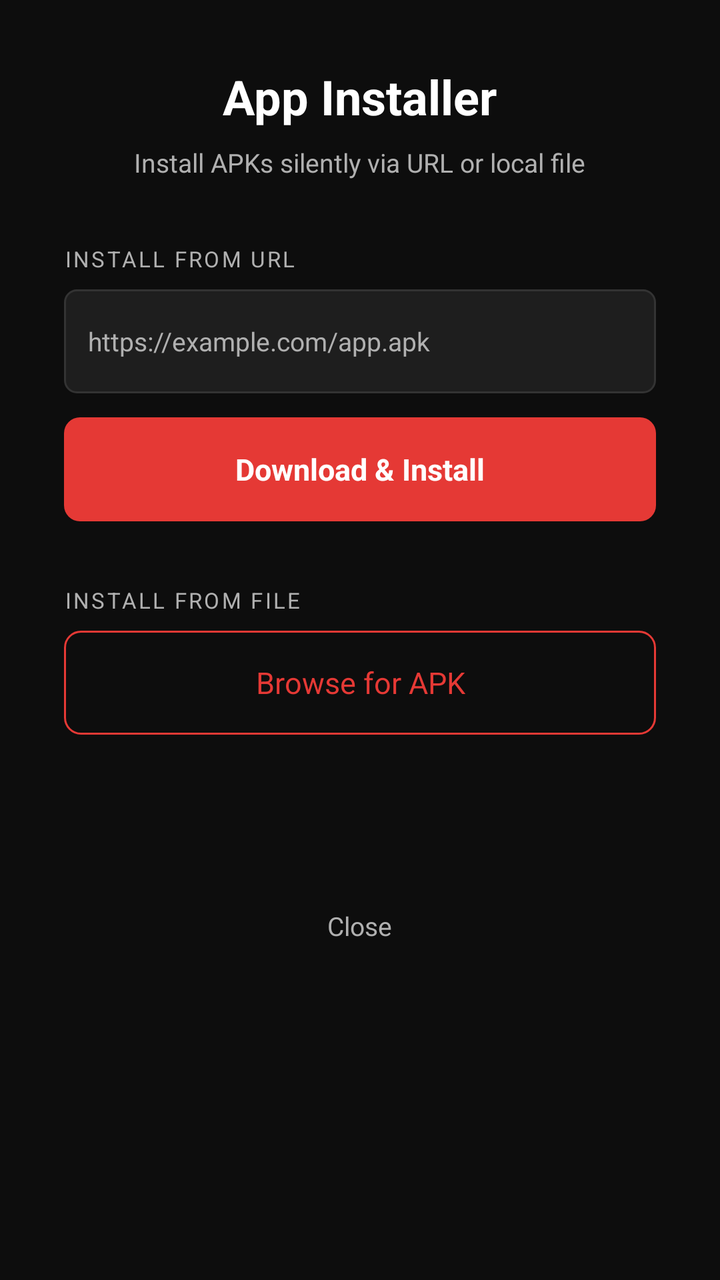
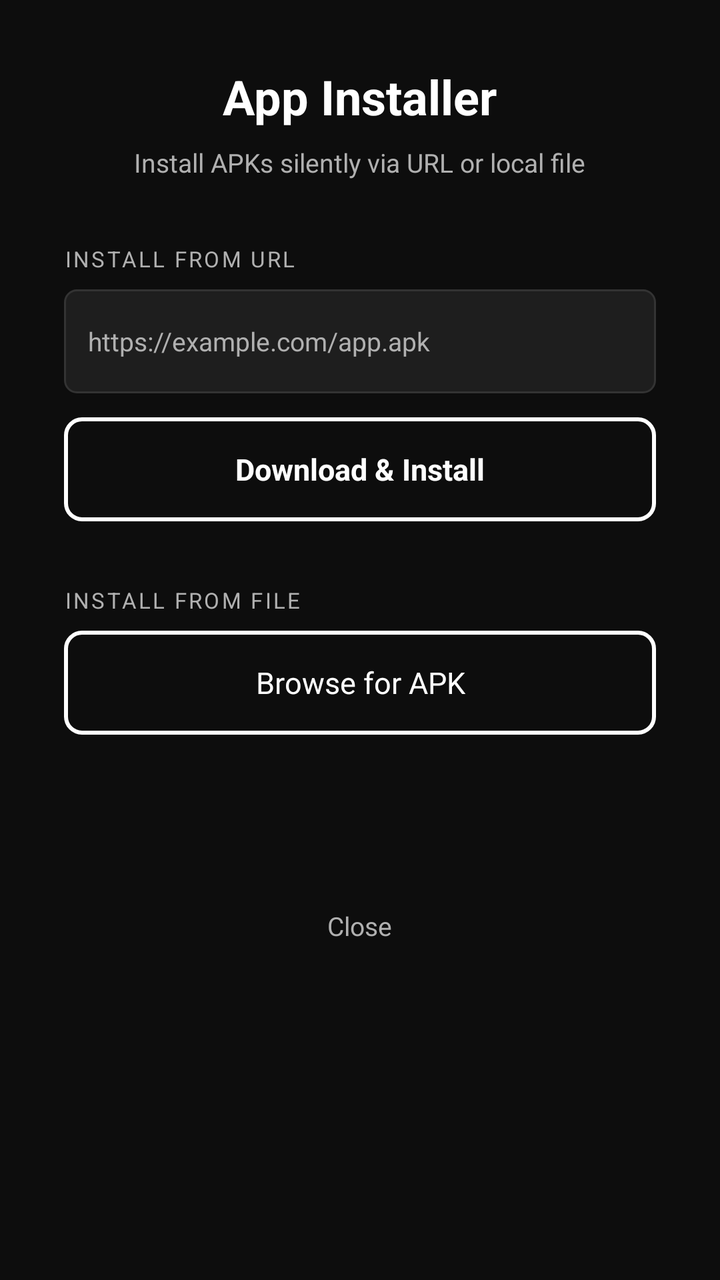

The first picture is an Android layout as it rendered before a commit; the second is the same layout after the commit. The layout source and the unified diff follow.
<!-- AndroidManifest.xml: application theme Theme.ShrineLauncher -->
<!-- res/layout/activity_app_installer.xml -->
<?xml version="1.0" encoding="utf-8"?>
<LinearLayout xmlns:android="http://schemas.android.com/apk/res/android"
    android:layout_width="match_parent" android:layout_height="match_parent"
    android:orientation="vertical" android:background="@color/bg_dark"
    android:padding="32dp" android:gravity="center_horizontal">

    <TextView android:layout_width="wrap_content" android:layout_height="wrap_content"
        android:text="App Installer" android:textColor="@color/text_primary"
        android:textSize="24sp" android:textStyle="bold"
        android:layout_marginBottom="8dp" />

    <TextView android:layout_width="wrap_content" android:layout_height="wrap_content"
        android:text="Install APKs silently via URL or local file"
        android:textColor="@color/text_secondary" android:textSize="13sp"
        android:layout_marginBottom="32dp" />

    
    <TextView android:layout_width="match_parent" android:layout_height="wrap_content"
        android:text="INSTALL FROM URL" android:textColor="@color/text_secondary"
        android:textSize="11sp" android:letterSpacing="0.1"
        android:layout_marginBottom="8dp" />

    <EditText android:id="@+id/etApkUrl"
        android:layout_width="match_parent" android:layout_height="52dp"
        android:hint="https://example.com/app.apk"
        android:textColor="@color/text_primary"
        android:textColorHint="@color/text_secondary"
        android:textSize="13sp"
        android:background="@drawable/bg_input"
        android:paddingHorizontal="12dp"
        android:inputType="textUri"
        android:layout_marginBottom="12dp" />

    <TextView android:id="@+id/btnInstallFromUrl"
        android:layout_width="match_parent" android:layout_height="52dp"
        android:gravity="center" android:text="Download &amp; Install"
        android:textColor="@color/text_primary" android:textSize="15sp"
        android:textStyle="bold" android:focusable="true"
        android:background="@drawable/bg_btn_primary"
        android:layout_marginBottom="32dp" />

    
    <TextView android:layout_width="match_parent" android:layout_height="wrap_content"
        android:text="INSTALL FROM FILE" android:textColor="@color/text_secondary"
        android:textSize="11sp" android:letterSpacing="0.1"
        android:layout_marginBottom="8dp" />

    <TextView android:id="@+id/btnPickApk"
        android:layout_width="match_parent" android:layout_height="52dp"
        android:gravity="center" android:text="Browse for APK"
        android:textColor="@color/accent" android:textSize="15sp"
        android:focusable="true" android:background="@drawable/bg_btn_secondary"
        android:layout_marginBottom="32dp" />

    
    <ProgressBar android:id="@+id/progressInstall"
        android:layout_width="wrap_content" android:layout_height="wrap_content"
        android:visibility="gone" android:layout_marginBottom="12dp" />

    <TextView android:id="@+id/tvInstallStatus"
        android:layout_width="match_parent" android:layout_height="wrap_content"
        android:gravity="center" android:textColor="@color/text_secondary"
        android:textSize="13sp" android:layout_marginBottom="24dp" />

    <TextView android:id="@+id/btnInstallerClose"
        android:layout_width="wrap_content" android:layout_height="44dp"
        android:gravity="center" android:paddingHorizontal="24dp"
        android:text="Close" android:textColor="@color/text_secondary"
        android:textSize="13sp" android:focusable="true"
        android:background="@drawable/selector_focusable_item" />

</LinearLayout>
<!-- resources referenced by this layout -->
<resources>
  <color name="accent">#E53935</color>
  <color name="bg_dark">#0D0D0D</color>
  <color name="text_primary">#FFFFFF</color>
  <color name="text_secondary">#B0B0B0</color>
  <!-- drawable bg_btn_primary (drawable) -->
  <?xml version="1.0" encoding="utf-8"?>
  <shape xmlns:android="http://schemas.android.com/apk/res/android" android:shape="rectangle">
      <solid android:color="@color/accent" />
      <corners android:radius="8dp" />
  </shape>
  <!-- drawable bg_btn_secondary (drawable) -->
  <?xml version="1.0" encoding="utf-8"?>
  <shape xmlns:android="http://schemas.android.com/apk/res/android" android:shape="rectangle">
      <stroke android:width="1dp" android:color="@color/accent" />
      <corners android:radius="8dp" />
      <solid android:color="#00000000" />
  </shape>
  <!-- drawable bg_input (drawable) -->
  <?xml version="1.0" encoding="utf-8"?>
  <shape xmlns:android="http://schemas.android.com/apk/res/android" android:shape="rectangle">
      <solid android:color="#1E1E1E" />
      <stroke android:width="1dp" android:color="#333333" />
      <corners android:radius="6dp" />
  </shape>
  <!-- drawable selector_focusable_item (drawable) -->
  <?xml version="1.0" encoding="utf-8"?>
  <selector xmlns:android="http://schemas.android.com/apk/res/android">
      <item android:state_focused="true" android:drawable="@drawable/bg_focused_item" />
      <item android:drawable="@android:color/transparent" />
  </selector>
  <style name="Theme.ShrineLauncher" parent="Theme.AppCompat.NoActionBar">
          <item name="android:windowBackground">@color/bg_dark</item>
          <item name="android:statusBarColor">@color/bg_dark</item>
          <item name="android:navigationBarColor">@color/bg_dark</item>
          <item name="colorPrimary">@color/accent</item>
          <item name="colorAccent">@color/accent</item>
          <item name="android:textColorPrimary">@color/text_primary</item>
          <item name="android:textColorSecondary">@color/text_secondary</item>
          <item name="android:windowFullscreen">true</item>
      </style>
  <!-- drawable bg_focused_item (drawable) -->
  <?xml version="1.0" encoding="utf-8"?>
  <shape xmlns:android="http://schemas.android.com/apk/res/android" android:shape="rectangle">
      <solid android:color="#22E53935" />
      <stroke android:width="2dp" android:color="@color/focus_ring" />
      <corners android:radius="8dp" />
  </shape>
  <color name="focus_ring">#E53935</color>
</resources>

<!-- the commit's change to res/layout/activity_app_installer.xml (unified diff, before → after) -->
@@ -36,7 +36,7 @@
         android:gravity="center" android:text="Download &amp; Install"
         android:textColor="@color/text_primary" android:textSize="15sp"
         android:textStyle="bold" android:focusable="true"
-        android:background="@drawable/bg_btn_primary"
+        android:background="@drawable/bg_btn_outline"
         android:layout_marginBottom="32dp" />
 
     
@@ -48,8 +48,8 @@
     <TextView android:id="@+id/btnPickApk"
         android:layout_width="match_parent" android:layout_height="52dp"
         android:gravity="center" android:text="Browse for APK"
-        android:textColor="@color/accent" android:textSize="15sp"
-        android:focusable="true" android:background="@drawable/bg_btn_secondary"
+        android:textColor="@color/text_primary" android:textSize="15sp"
+        android:focusable="true" android:background="@drawable/bg_btn_outline"
         android:layout_marginBottom="32dp" />
 
     
<!-- resource entries referenced after the edit -->
@@ -4,19 +4,24 @@
   <color name="bg_dark">#0D0D0D</color>
   <color name="text_primary">#FFFFFF</color>
   <color name="text_secondary">#B0B0B0</color>
-  <!-- drawable bg_btn_primary (drawable) -->
+  <!-- drawable bg_btn_outline (drawable) -->
   <?xml version="1.0" encoding="utf-8"?>
-  <shape xmlns:android="http://schemas.android.com/apk/res/android" android:shape="rectangle">
-      <solid android:color="@color/accent" />
-      <corners android:radius="8dp" />
-  </shape>
-  <!-- drawable bg_btn_secondary (drawable) -->
-  <?xml version="1.0" encoding="utf-8"?>
-  <shape xmlns:android="http://schemas.android.com/apk/res/android" android:shape="rectangle">
-      <stroke android:width="1dp" android:color="@color/accent" />
-      <corners android:radius="8dp" />
-      <solid android:color="#00000000" />
-  </shape>
+  <selector xmlns:android="http://schemas.android.com/apk/res/android">
+      <item android:state_focused="true">
+          <shape android:shape="rectangle">
+              <solid android:color="#00000000" />
+              <stroke android:width="2dp" android:color="@color/accent" />
+              <corners android:radius="8dp" />
+          </shape>
+      </item>
+      <item>
+          <shape android:shape="rectangle">
+              <solid android:color="#00000000" />
+              <stroke android:width="2dp" android:color="#FFFFFF" />
+              <corners android:radius="8dp" />
+          </shape>
+      </item>
+  </selector>
   <!-- drawable bg_input (drawable) -->
   <?xml version="1.0" encoding="utf-8"?>
   <shape xmlns:android="http://schemas.android.com/apk/res/android" android:shape="rectangle">
